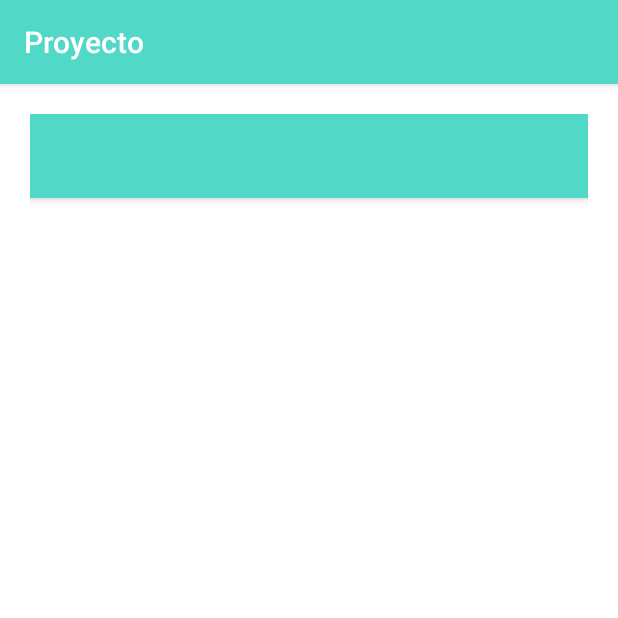
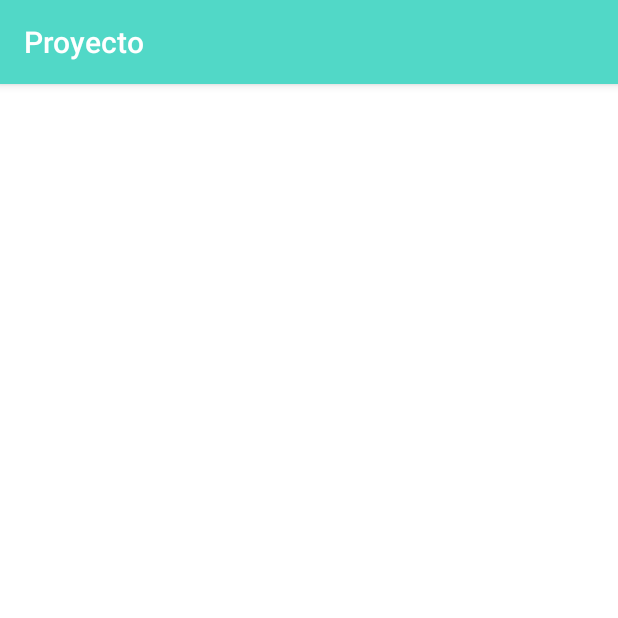
Before and after one commit to loqum/HistoricSearch, an Android app: the MainActivity screen opened directly, with no data from a screen before it, on a phone screen of 412 x 824 dp, the top half of it. Run offline under Robolectric (Android 15) with nearby library versions, the phone set to English and light mode, and no system bars.

Commit message:
Empezando con Toolbar

```diff
--- a/app/src/main/java/com/rfm/proyecto/activities/MainActivity.java
+++ b/app/src/main/java/com/rfm/proyecto/activities/MainActivity.java
@@ -9,16 +9,16 @@ import com.rfm.proyecto.R;
 
 public class MainActivity extends AppCompatActivity {
 
-    private Toolbar toolbar;
-
     @Override
     protected void onCreate(Bundle savedInstanceState) {
         super.onCreate(savedInstanceState);
         setContentView(R.layout.activity_main);
         FirebaseApp.initializeApp(this);
+
+        initViews();
     }
 
     private void initViews() {
-        toolbar = findViewById(R.id.toolbar);
+        getSupportActionBar().show();
     }
 }
--- a/app/src/main/res/layout/activity_main.xml
+++ b/app/src/main/res/layout/activity_main.xml
@@ -11,13 +11,5 @@
     android:paddingTop="20dp"
     tools:context=".activities.MainActivity">
 
-    <android.support.v7.widget.Toolbar
-        android:id="@+id/toolbar"
-        android:layout_width="match_parent"
-        android:layout_height="?attr/actionBarSize"
-        android:background="?attr/colorPrimary"
-        android:elevation="4dp"
-        android:theme="@style/ThemeOverlay.AppCompat.ActionBar"
-        android:popupTheme="@style/ThemeOverlay.AppCompat.Light"/>
 
 </android.support.v4.widget.NestedScrollView>
--- a/app/src/main/res/values/strings.xml
+++ b/app/src/main/res/values/strings.xml
@@ -21,4 +21,5 @@
     <string name="error_registration">Registering error</string>
     <string name="error_lenght_password">Password should be at least 6 characters</string>
     <string name="welcome_message">Welcome!</string>
+    <string name="action_settings" translatable="false">Action Settings</string>
 </resources>
```
Also changed, not shown: app/src/main/res/drawable-anydpi/ic_baseline_dehaze.xml (added, +10 -0 lines), app/src/main/res/menu/menu_resource.xml (added, +9 -0 lines), app/src/main/res/drawable-hdpi/ic_baseline_dehaze.png (added), app/src/main/res/drawable-mdpi/ic_baseline_dehaze.png (added), app/src/main/res/drawable-xhdpi/ic_baseline_dehaze.png (added), app/src/main/res/drawable-xxhdpi/ic_baseline_dehaze.png (added).
